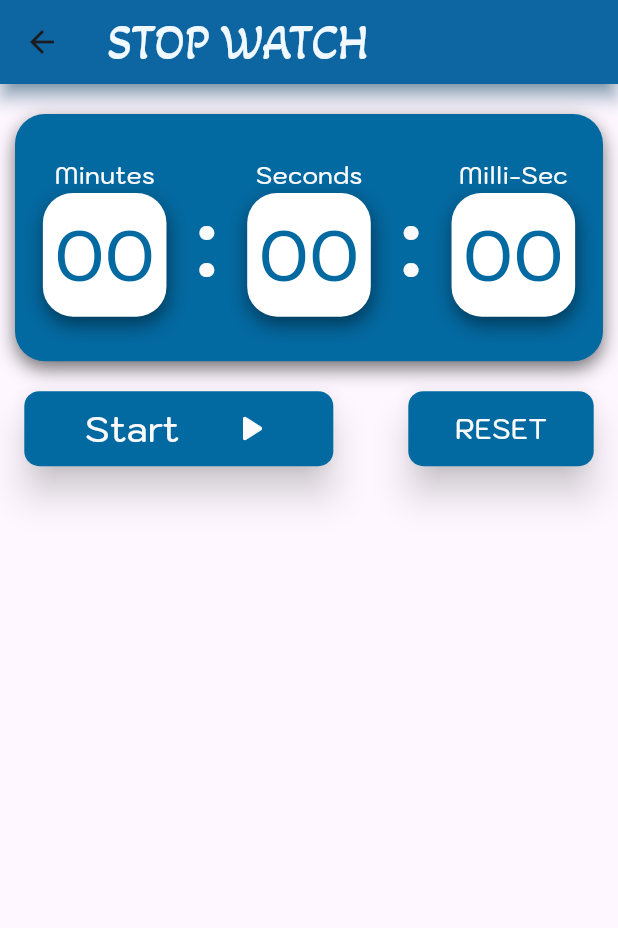
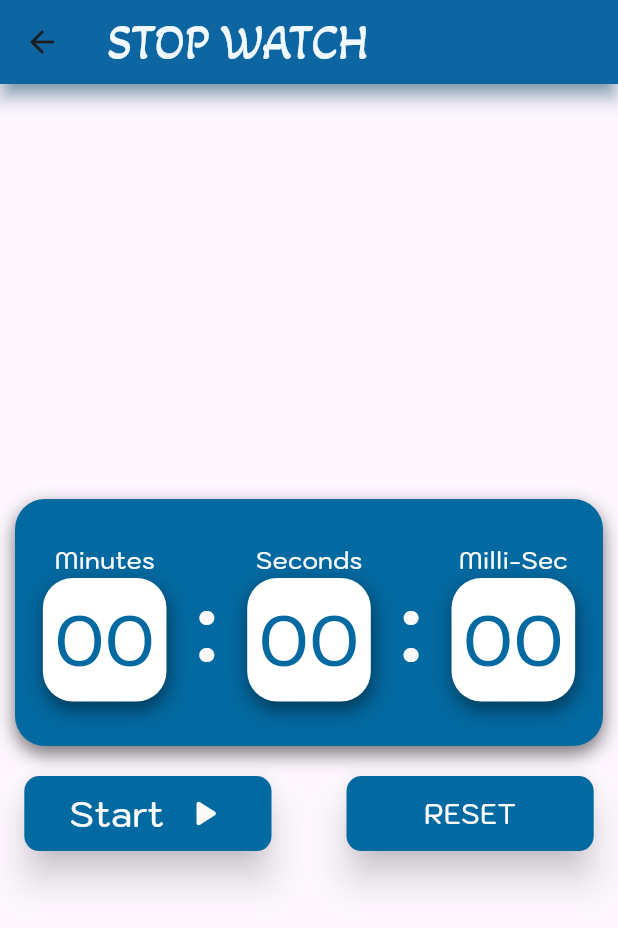
Before and after one commit to sohaibnawaz123/PRODIGY_StopWatch-App_03, a Flutter app: the StopWatchScreen screen opened directly, on a phone screen of 412 x 824 dp. Shown: the top 928 px of the screen. Run offline on Flutter 3.47's test engine with Material 3 defaults, Android fonts, the light colour scheme and no system bars; our stand-ins replace get, lottie.

Commit message:
Time Laps button update

```diff
--- a/lib/screens/stopWatch.dart
+++ b/lib/screens/stopWatch.dart
@@ -36,7 +36,7 @@ class _StopWatchScreenState extends State<StopWatchScreen> {
         child: Padding(
           padding: const EdgeInsets.only(top: 20),
           child: Column(
-            mainAxisAlignment: MainAxisAlignment.spaceBetween,
+            mainAxisAlignment: MainAxisAlignment.center,
             crossAxisAlignment: CrossAxisAlignment.center,
             children: [
               SizedBox(
@@ -170,8 +170,8 @@ class _StopWatchScreenState extends State<StopWatchScreen> {
                                 ),
                                 elevation: 10,
                                 shadowColor: Colors.black87,
-                                minimumSize: Size(Get.width * .5, 50),
-                                maximumSize: Size(Get.width * .5, 50)),
+                                minimumSize: Size(Get.width * .4, 50),
+                                maximumSize: Size(Get.width * .4, 50)),
                             onPressed: () {
                               isRunning ? pauseTimer() : startTimer();
                             },
@@ -209,15 +209,25 @@ class _StopWatchScreenState extends State<StopWatchScreen> {
                                 ),
                                 elevation: 10,
                                 shadowColor: Colors.black87,
-                                minimumSize: Size(Get.width * .3, 50),
-                                maximumSize: Size(Get.width * .3, 50)),
+                                minimumSize: Size(Get.width * .4, 50),
+                                maximumSize: Size(Get.width * .4, 50)),
                             onPressed: () {
                               isRunning ? _addLaps() : _resetTimer();
                             },
                             child: isRunning
-                                ? Text(
+                                ? Row(
+                                  mainAxisAlignment: MainAxisAlignment.spaceAround,
+                                  children: [
+                                    Text(
                                         'LAPS',
                                         style: appText(AppColor.textColor, 18),
+                                      ),
+                                      Icon(
+                                        Icons.flag,
+                                        size: 30,
+                                        color: AppColor.textColor,
+                                      )
+                                  ],
                                 )
                                 : Text('RESET',
                                     style: appText(AppColor.textColor, 18)))
@@ -226,14 +236,19 @@ class _StopWatchScreenState extends State<StopWatchScreen> {
                   ],
                 ),
               ),
-
+              laps.isNotEmpty
+                  ? const SizedBox(
+                      height: 20,
+                    )
+                  : const SizedBox.shrink(),
               //Laps Box
-              laps.isNotEmpty?
-              Container(
-                width: Get.width-20,
+              laps.isNotEmpty
+                  ? Container(
+                      width: Get.width - 20,
                       height: Get.height * 0.5,
                       decoration: BoxDecoration(
-                  border: Border.all(width: 3, color: AppColor.buttonBGColor),
+                        border:
+                            Border.all(width: 3, color: AppColor.buttonBGColor),
                         borderRadius: const BorderRadius.only(
                             topLeft: Radius.circular(30),
                             topRight: Radius.circular(30)),
@@ -260,11 +275,13 @@ class _StopWatchScreenState extends State<StopWatchScreen> {
                                           children: [
                                             Text(
                                               "Laps ${index + 1}",
-                                        style: appText(AppColor.textColor2, 18),
+                                              style: appText(
+                                                  AppColor.textColor2, 18),
                                             ),
                                             Text(
                                               laps[index],
-                                        style: appText(AppColor.textColor2, 18),
+                                              style: appText(
+                                                  AppColor.textColor2, 18),
                                             ),
                                           ],
                                         ),
@@ -280,7 +297,8 @@ class _StopWatchScreenState extends State<StopWatchScreen> {
                           ],
                         ),
                       ),
-              ):const SizedBox.shrink()
+                    )
+                  : const SizedBox.shrink()
             ],
           ),
         ),
```
Lines whose indentation alone changed are shown as unchanged.
